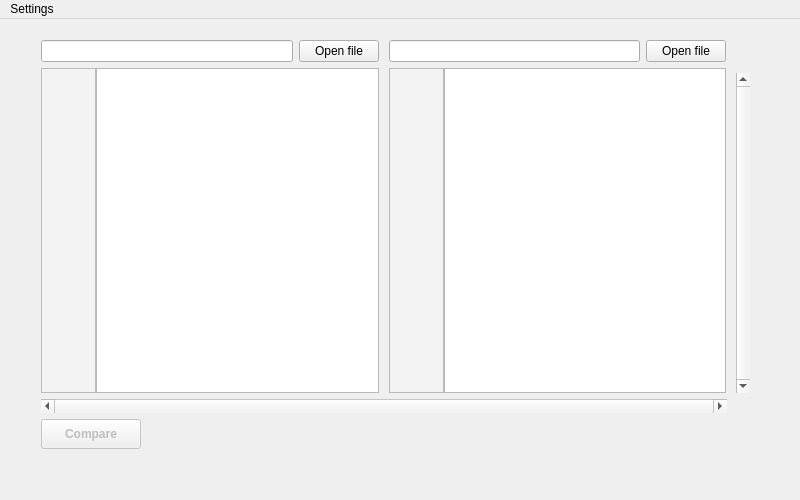
First picture: the form in mainwindow.ui, repository BraiNpusheR/mb_comparator, before the edit.
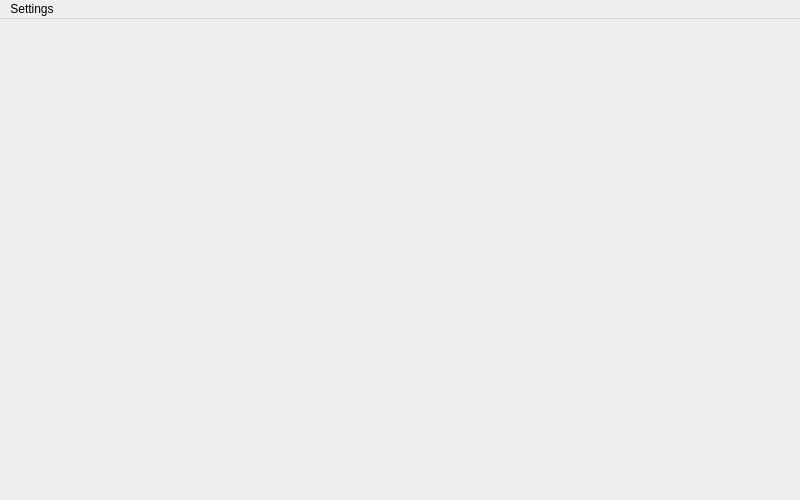
Second picture: the form after the edit.

The edit to the form file:
```diff
--- a/mainwindow.ui
+++ b/mainwindow.ui
@@ -32,315 +32,13 @@
    <widget class="QWidget" name="verticalLayoutWidget_3">
     <property name="geometry">
      <rect>
-      <x>30</x>
-      <y>10</y>
-      <width>731</width>
-      <height>431</height>
+      <x>20</x>
+      <y>40</y>
+      <width>531</width>
+      <height>361</height>
      </rect>
     </property>
-    <layout class="QVBoxLayout" name="mainLayout">
-     <item>
-      <layout class="QHBoxLayout" name="textLayout">
-       <property name="spacing">
-        <number>10</number>
-       </property>
-       <item>
-        <layout class="QVBoxLayout" name="verticalLayout">
-         <item>
-          <layout class="QHBoxLayout" name="horizontalLayout">
-           <item>
-            <widget class="QLineEdit" name="leftFileName">
-             <property name="focusPolicy">
-              <enum>Qt::NoFocus</enum>
-             </property>
-             <property name="readOnly">
-              <bool>true</bool>
-             </property>
-            </widget>
-           </item>
-           <item>
-            <widget class="QPushButton" name="leftOpenFileButton">
-             <property name="cursor">
-              <cursorShape>PointingHandCursor</cursorShape>
-             </property>
-             <property name="text">
-              <string>Open file</string>
-             </property>
-            </widget>
-           </item>
-          </layout>
-         </item>
-         <item>
-          <layout class="QHBoxLayout" name="horizontalLayout_3">
-           <property name="spacing">
-            <number>0</number>
-           </property>
-           <item>
-            <widget class="QTextEdit" name="leftLineNumbers">
-             <property name="sizePolicy">
-              <sizepolicy hsizetype="Expanding" vsizetype="Expanding">
-               <horstretch>0</horstretch>
-               <verstretch>0</verstretch>
-              </sizepolicy>
-             </property>
-             <property name="maximumSize">
-              <size>
-               <width>55</width>
-               <height>16777215</height>
-              </size>
-             </property>
-             <property name="cursor" stdset="0">
-              <cursorShape>ArrowCursor</cursorShape>
-             </property>
-             <property name="contextMenuPolicy">
-              <enum>Qt::NoContextMenu</enum>
-             </property>
-             <property name="styleSheet">
-              <string notr="true">background-color: rgb(243, 243, 243);</string>
-             </property>
-             <property name="verticalScrollBarPolicy">
-              <enum>Qt::ScrollBarAlwaysOff</enum>
-             </property>
-             <property name="horizontalScrollBarPolicy">
-              <enum>Qt::ScrollBarAlwaysOff</enum>
-             </property>
-             <property name="readOnly">
-              <bool>true</bool>
-             </property>
-             <property name="textInteractionFlags">
-              <set>Qt::NoTextInteraction</set>
-             </property>
-            </widget>
-           </item>
-           <item>
-            <widget class="QTextEdit" name="leftText">
-             <property name="maximumSize">
-              <size>
-               <width>16777215</width>
-               <height>16777215</height>
-              </size>
-             </property>
-             <property name="verticalScrollBarPolicy">
-              <enum>Qt::ScrollBarAlwaysOff</enum>
-             </property>
-             <property name="horizontalScrollBarPolicy">
-              <enum>Qt::ScrollBarAlwaysOff</enum>
-             </property>
-             <property name="autoFormatting">
-              <set>QTextEdit::AutoNone</set>
-             </property>
-             <property name="tabChangesFocus">
-              <bool>false</bool>
-             </property>
-             <property name="lineWrapMode">
-              <enum>QTextEdit::NoWrap</enum>
-             </property>
-             <property name="readOnly">
-              <bool>true</bool>
-             </property>
-             <property name="overwriteMode">
-              <bool>false</bool>
-             </property>
-            </widget>
-           </item>
-          </layout>
-         </item>
-        </layout>
-       </item>
-       <item>
-        <layout class="QVBoxLayout" name="verticalLayout_2">
-         <item>
-          <layout class="QHBoxLayout" name="horizontalLayout_2">
-           <item>
-            <widget class="QLineEdit" name="rightFileName">
-             <property name="focusPolicy">
-              <enum>Qt::NoFocus</enum>
-             </property>
-             <property name="contextMenuPolicy">
-              <enum>Qt::DefaultContextMenu</enum>
-             </property>
-             <property name="readOnly">
-              <bool>true</bool>
-             </property>
-            </widget>
-           </item>
-           <item>
-            <widget class="QPushButton" name="rightOpenFileButton">
-             <property name="cursor">
-              <cursorShape>PointingHandCursor</cursorShape>
-             </property>
-             <property name="text">
-              <string>Open file</string>
-             </property>
-            </widget>
-           </item>
-          </layout>
-         </item>
-         <item>
-          <layout class="QHBoxLayout" name="horizontalLayout_4">
-           <property name="spacing">
-            <number>0</number>
-           </property>
-           <item>
-            <widget class="QTextEdit" name="rightLineNumbers">
-             <property name="maximumSize">
-              <size>
-               <width>55</width>
-               <height>16777215</height>
-              </size>
-             </property>
-             <property name="cursor" stdset="0">
-              <cursorShape>ArrowCursor</cursorShape>
-             </property>
-             <property name="contextMenuPolicy">
-              <enum>Qt::NoContextMenu</enum>
-             </property>
-             <property name="styleSheet">
-              <string notr="true">background-color: rgb(243, 243, 243);</string>
-             </property>
-             <property name="verticalScrollBarPolicy">
-              <enum>Qt::ScrollBarAlwaysOff</enum>
-             </property>
-             <property name="horizontalScrollBarPolicy">
-              <enum>Qt::ScrollBarAlwaysOff</enum>
-             </property>
-             <property name="textInteractionFlags">
-              <set>Qt::NoTextInteraction</set>
-             </property>
-            </widget>
-           </item>
-           <item>
-            <widget class="QTextEdit" name="rightText">
-             <property name="verticalScrollBarPolicy">
-              <enum>Qt::ScrollBarAlwaysOff</enum>
-             </property>
-             <property name="horizontalScrollBarPolicy">
-              <enum>Qt::ScrollBarAlwaysOff</enum>
-             </property>
-             <property name="lineWrapMode">
-              <enum>QTextEdit::NoWrap</enum>
-             </property>
-             <property name="readOnly">
-              <bool>true</bool>
-             </property>
-            </widget>
-           </item>
-          </layout>
-         </item>
-        </layout>
-       </item>
-       <item>
-        <layout class="QVBoxLayout" name="verticalLayout_3">
-         <item>
-          <spacer name="verticalSpacer">
-           <property name="orientation">
-            <enum>Qt::Vertical</enum>
-           </property>
-           <property name="sizeType">
-            <enum>QSizePolicy::Fixed</enum>
-           </property>
-           <property name="sizeHint" stdset="0">
-            <size>
-             <width>10</width>
-             <height>33</height>
-            </size>
-           </property>
-          </spacer>
-         </item>
-         <item>
-          <widget class="QScrollBar" name="verticalScrollBar">
-           <property name="maximum">
-            <number>0</number>
-           </property>
-           <property name="singleStep">
-            <number>0</number>
-           </property>
-           <property name="pageStep">
-            <number>0</number>
-           </property>
-           <property name="orientation">
-            <enum>Qt::Vertical</enum>
-           </property>
-          </widget>
-         </item>
-        </layout>
-       </item>
-      </layout>
-     </item>
-     <item>
-      <layout class="QHBoxLayout" name="horizontalLayout_5">
-       <item>
-        <widget class="QScrollBar" name="horizontalScrollBar">
-         <property name="maximum">
-          <number>0</number>
-         </property>
-         <property name="singleStep">
-          <number>0</number>
-         </property>
-         <property name="pageStep">
-          <number>0</number>
-         </property>
-         <property name="orientation">
-          <enum>Qt::Horizontal</enum>
-         </property>
-        </widget>
-       </item>
-       <item>
-        <spacer name="horizontalSpacer">
-         <property name="orientation">
-          <enum>Qt::Horizontal</enum>
-         </property>
-         <property name="sizeType">
-          <enum>QSizePolicy::Fixed</enum>
-         </property>
-         <property name="sizeHint" stdset="0">
-          <size>
-           <width>23</width>
-           <height>10</height>
-          </size>
-         </property>
-        </spacer>
-       </item>
-      </layout>
-     </item>
-     <item>
-      <widget class="QPushButton" name="compareButton">
-       <property name="enabled">
-        <bool>false</bool>
-       </property>
-       <property name="sizePolicy">
-        <sizepolicy hsizetype="Maximum" vsizetype="Maximum">
-         <horstretch>0</horstretch>
-         <verstretch>0</verstretch>
-        </sizepolicy>
-       </property>
-       <property name="minimumSize">
-        <size>
-         <width>50</width>
-         <height>30</height>
-        </size>
-       </property>
-       <property name="maximumSize">
-        <size>
-         <width>100</width>
-         <height>30</height>
-        </size>
-       </property>
-       <property name="font">
-        <font>
-         <weight>75</weight>
-         <bold>true</bold>
-        </font>
-       </property>
-       <property name="cursor">
-        <cursorShape>PointingHandCursor</cursorShape>
-       </property>
-       <property name="text">
-        <string>Compare</string>
-       </property>
-      </widget>
-     </item>
-    </layout>
+    <layout class="QVBoxLayout" name="mainLayout"/>
    </widget>
   </widget>
   <widget class="QMenuBar" name="menuBar">
```
Left out of the diff: 2 changed lines with no effect on the pictures.
